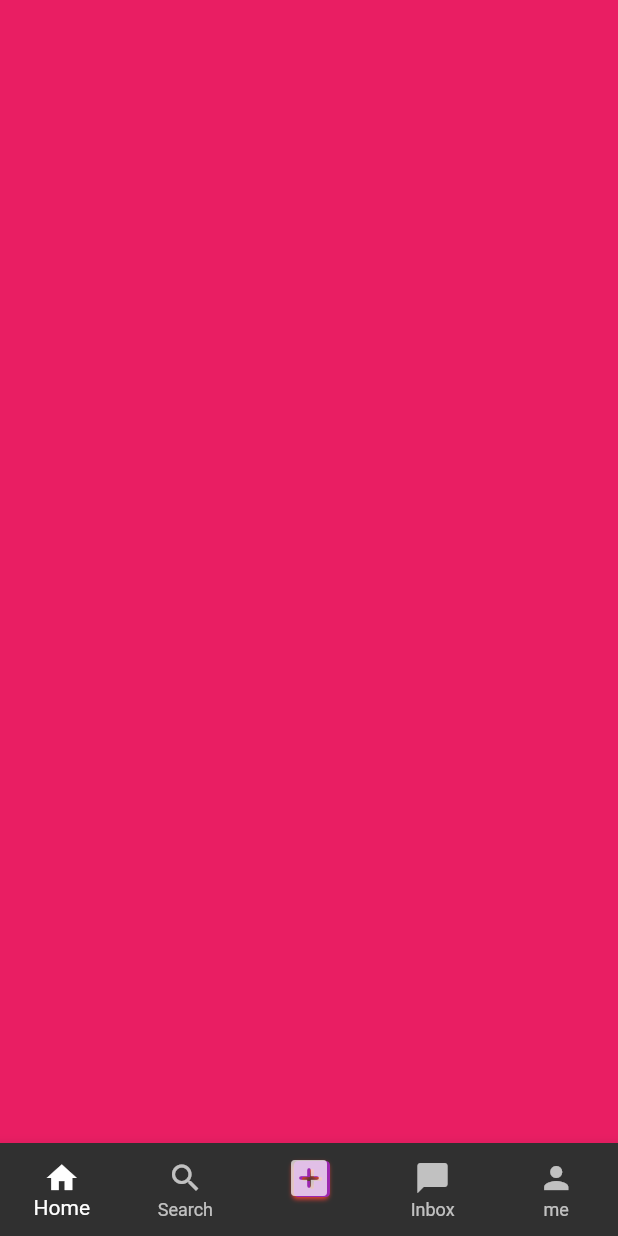
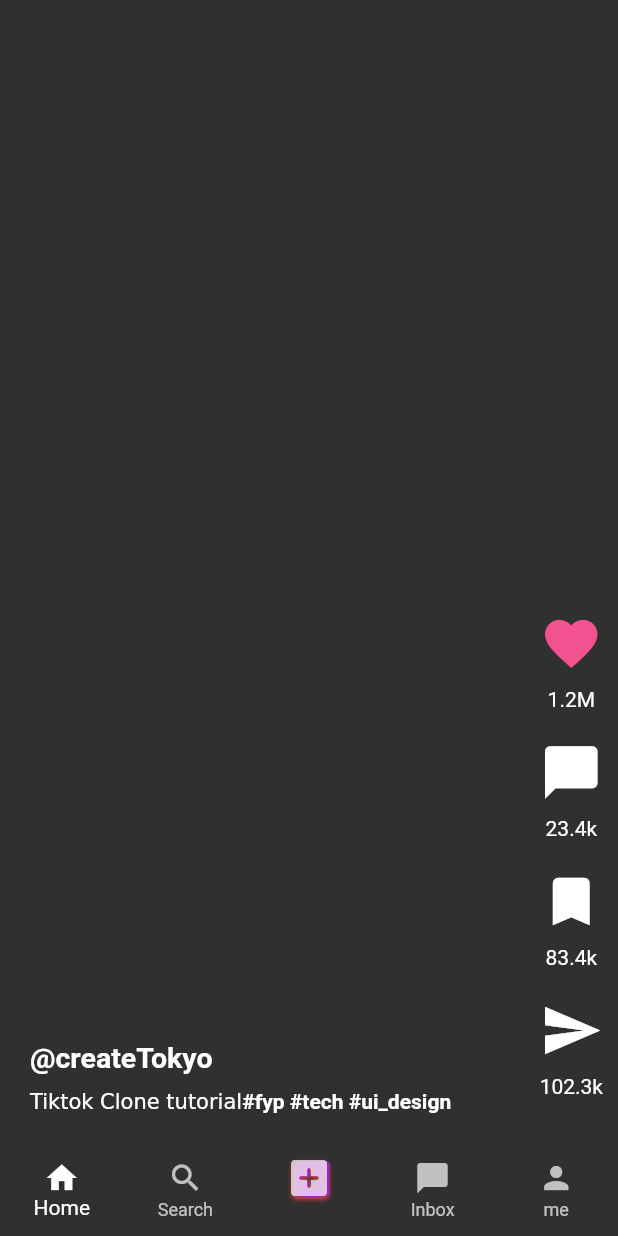
Before and after one commit to liyuKnow/flutter-tiktok-ui, a Flutter app: the screen it shows after launch, on a phone screen of 412 x 824 dp. Run offline on Flutter 3.47's test engine with Material 2 defaults, Android fonts, the phone set to English and light mode, and no system bars; our stand-ins replace file_picker, permission_handler.

Commit message:
post page design

```diff
--- a/lib/src/pages/home/home.dart
+++ b/lib/src/pages/home/home.dart
@@ -31,6 +31,8 @@ class _HomepageState extends State<Homepage> {
     return Scaffold(
       body: _pages[_selectedItem],
       bottomNavigationBar: BottomNavigationBar(
+          // backgroundColor: Colors.transparent,
+          // elevation: 0,
           currentIndex: _selectedItem,
           selectedItemColor: Colors.white,
           onTap: _navigateItems,
--- a/lib/src/utils/posts/post_1.dart
+++ b/lib/src/utils/posts/post_1.dart
@@ -1,12 +1,49 @@
 import 'package:flutter/material.dart';
+import 'package:tiktok_ui/src/utils/posts/widgets/post_buttons.dart';
 
 class Post1 extends StatelessWidget {
   const Post1({super.key});
 
   @override
   Widget build(BuildContext context) {
-    return Container(
-      color: Colors.pink,
+    const favColor = true;
+    return Scaffold(
+      body: Stack(
+        children: [
+          // USER POST (at the very back)
+
+          // USER NAME AND CAPTAIN
+          Padding(
+            padding: const EdgeInsets.all(20.0),
+            child: Container(
+              alignment: const Alignment(-1, 1),
+              child: Column(
+                  mainAxisAlignment: MainAxisAlignment.end,
+                  crossAxisAlignment: CrossAxisAlignment.start,
+                  children: [
+                    const Text(
+                      '@createTokyo',
+                      style:
+                          TextStyle(fontWeight: FontWeight.bold, fontSize: 19),
+                    ),
+                    const SizedBox(
+                      height: 10,
+                    ),
+                    RichText(
+                        text: const TextSpan(children: [
+                      TextSpan(text: "Tiktok Clone tutorial"),
+                      TextSpan(
+                          text: "#fyp #tech #ui_design ",
+                          style: TextStyle(fontWeight: FontWeight.bold))
+                    ]))
+                  ]),
+            ),
+          ),
+
+          // BUTTONS
+          PostButtons()
+        ],
+      ),
     );
   }
 }
--- /dev/null
+++ b/lib/src/utils/posts/widgets/post_button.dart
@@ -0,0 +1,33 @@
+import 'package:flutter/material.dart';
+
+class PostButton extends StatelessWidget {
+  final icon;
+  final color;
+  final String number;
+
+  const PostButton(
+      {super.key,
+      required this.icon,
+      required this.number,
+      required this.color});
+
+  @override
+  Widget build(BuildContext context) {
+    return Padding(
+      padding: const EdgeInsets.symmetric(vertical: 10.0),
+      child: Column(
+        children: <Widget>[
+          Icon(
+            icon,
+            size: 42,
+            color: color,
+          ),
+          const SizedBox(
+            height: 8.0,
+          ),
+          Text(number),
+        ],
+      ),
+    );
+  }
+}
--- /dev/null
+++ b/lib/src/utils/posts/widgets/post_buttons.dart
@@ -0,0 +1,33 @@
+import 'package:flutter/material.dart';
+import 'package:tiktok_ui/src/utils/posts/widgets/post_button.dart';
+
+class PostButtons extends StatelessWidget {
+  const PostButtons({super.key});
+
+  @override
+  Widget build(BuildContext context) {
+    return Padding(
+      padding: const EdgeInsets.symmetric(horizontal: 10, vertical: 20),
+      child: Container(
+        alignment: const Alignment(1, 1),
+        child: Column(
+          mainAxisAlignment: MainAxisAlignment.end,
+          children: const [
+            PostButton(
+              icon: Icons.favorite,
+              number: '1.2M',
+              color: Color.fromARGB(255, 243, 81, 143),
+            ),
+            PostButton(
+                icon: Icons.chat_bubble_outlined,
+                number: '23.4k',
+                color: Colors.white),
+            PostButton(
+                icon: Icons.bookmark, number: '83.4k', color: Colors.white),
+            PostButton(icon: Icons.send, number: '102.3k', color: Colors.white),
+          ],
+        ),
+      ),
+    );
+  }
+}
```
Also changed, not shown: lib/src/utils/posts/widgets/post_template.dart (added).
